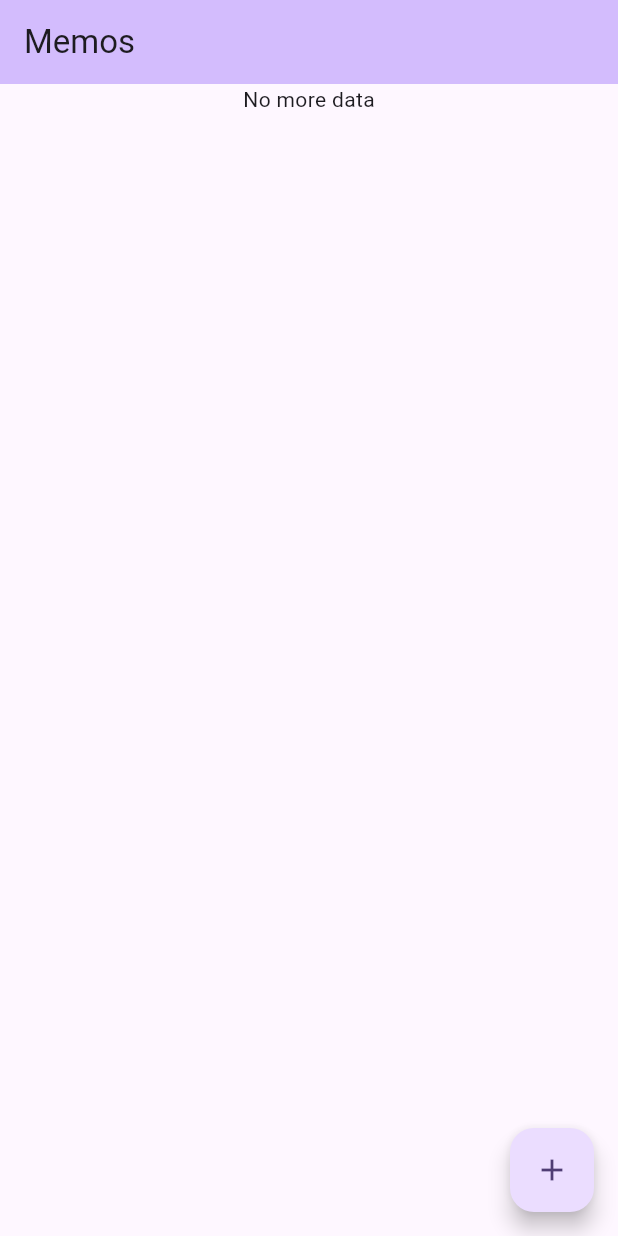
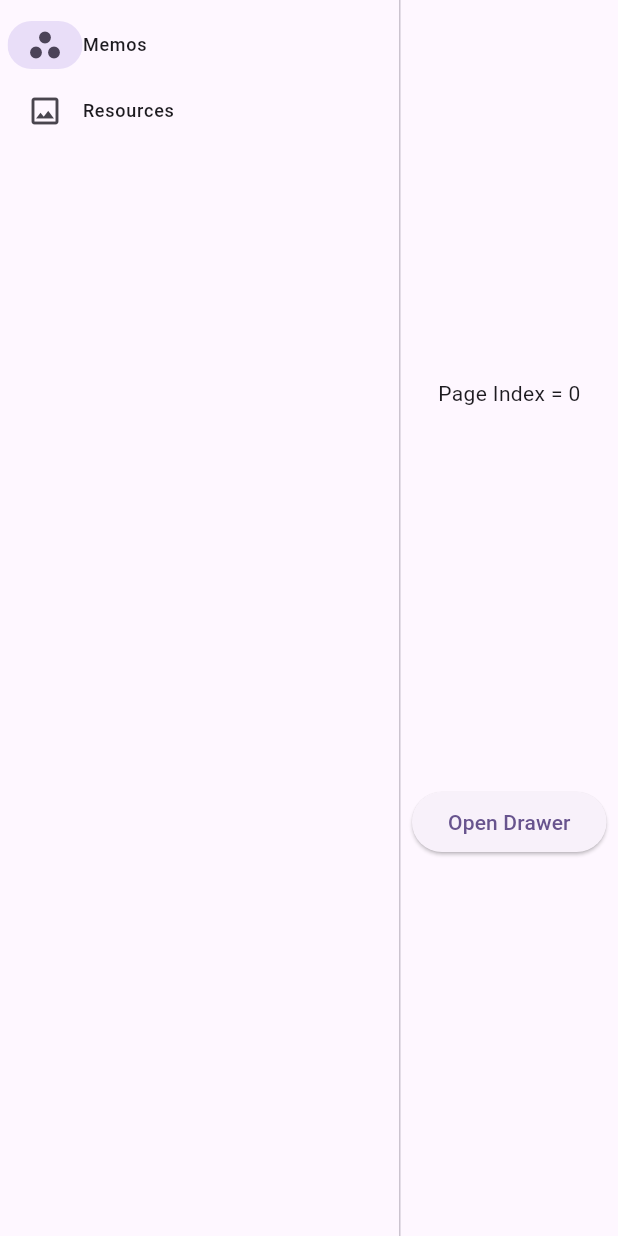
Before and after one commit to sangmingming/fymemos, a Flutter app: the screen it shows after launch, on a phone screen of 412 x 824 dp. Run offline on Flutter 3.47's test engine with Material 3 defaults, Android fonts, the phone set to English and light mode, and no system bars; our stand-ins replace dio, flutter_svg; Roboto replaces fonts that are missing (Noto).

Commit message:
temp commit

```diff
--- a/lib/main.dart
+++ b/lib/main.dart
@@ -1,19 +1,15 @@
 import 'package:flutter/material.dart';
-import 'package:fymemos/model/memos.dart';
 import 'package:fymemos/pages/create_memo_page.dart';
-import 'package:fymemos/widgets/memo.dart';
-import 'package:intl/intl.dart';
-import 'repo/repository.dart';
+import 'package:fymemos/pages/memo_list_page.dart';
+import 'package:fymemos/repo/repository.dart';
 
 void main() {
-  // Intl.defaultLocale = 'zh_CN';
   runApp(const MyApp());
 }
 
 class MyApp extends StatelessWidget {
   const MyApp({super.key});
 
-  // This widget is the root of your application.
   @override
   Widget build(BuildContext context) {
     initDio();
@@ -21,163 +17,124 @@ class MyApp extends StatelessWidget {
     return MaterialApp(
       title: 'Flutter Demo',
       theme: ThemeData(
-        // This is the theme of your application.
-        //
-        // TRY THIS: Try running your application with "flutter run". You'll see
-        // the application has a purple toolbar. Then, without quitting the app,
-        // try changing the seedColor in the colorScheme below to Colors.green
-        // and then invoke "hot reload" (save your changes or press the "hot
-        // reload" button in a Flutter-supported IDE, or press "r" if you used
-        // the command line to start the app).
-        //
-        // Notice that the counter didn't reset back to zero; the application
-        // state is not lost during the reload. To reset the state, use hot
-        // restart instead.
-        //
-        // This works for code too, not just values: Most code changes can be
-        // tested with just a hot reload.
         fontFamily: "Noto",
         colorScheme: ColorScheme.fromSeed(seedColor: Colors.deepPurple),
       ),
-      home: const MyHomePage(title: 'Memos'),
+      home: const NavigationDrawerHomePage(),
     );
   }
 }
 
-class MyHomePage extends StatefulWidget {
-  const MyHomePage({super.key, required this.title});
+class MemoDestination {
+  const MemoDestination(this.label, this.icon, this.selectedIcon);
 
-  // This widget is the home page of your application. It is stateful, meaning
-  // that it has a State object (defined below) that contains fields that affect
-  // how it looks.
+  final String label;
+  final IconData icon;
+  final IconData selectedIcon;
+}
 
-  // This class is the configuration for the state. It holds the values (in this
-  // case the title) provided by the parent (in this case the App widget) and
-  // used by the build method of the State. Fields in a Widget subclass are
-  // always marked "final".
+const List<MemoDestination> destinations = <MemoDestination>[
+  MemoDestination('Memos', Icons.workspaces_outline, Icons.workspaces_filled),
+  MemoDestination('Resources', Icons.image_outlined, Icons.image_rounded),
+];
 
-  final String title;
+class NavigationDrawerHomePage extends StatefulWidget {
+  const NavigationDrawerHomePage({super.key});
 
   @override
-  State<MyHomePage> createState() => _MyHomePageState();
+  State<NavigationDrawerHomePage> createState() =>
+      _NavigationDrawerHomePageState();
 }
 
-class _MyHomePageState extends State<MyHomePage> {
-  List<Memo> memo = List.empty();
-  final ScrollController _scrollController = ScrollController();
-  bool _isLoadingMore = false;
-  String? _nextPageToken;
+class _NavigationDrawerHomePageState extends State<NavigationDrawerHomePage> {
+  final GlobalKey<ScaffoldState> scaffoldKey = GlobalKey<ScaffoldState>();
 
-  @override
-  void initState() {
-    super.initState();
-    loadData();
-    _scrollController.addListener(() {
-      if (_scrollController.position.pixels ==
-          _scrollController.position.maxScrollExtent) {
-        if (!_isLoadingMore && _nextPageToken != null) {
-          _isLoadingMore = true;
-          loadMoreData(_nextPageToken!);
-        }
-      }
+  int screenIndex = 0;
+  late bool showNavigationDrawer;
+
+  void handleScreenChanged(int selectedScreen) {
+    setState(() {
+      screenIndex = selectedScreen;
     });
   }
 
-  Future<void> loadData() async {
-    MemosResponse r = await fetchMemos();
-    if (r.memos != null) {
-      print("${r.nextPageToken}");
-      setState(() {
-        memo = r.memos!;
-        _nextPageToken = r.nextPageToken;
-      });
-    }
-  }
-
-  Future<void> _refreshData() async {
-    await loadData();
-  }
-
-  void loadMoreData(String pageToken) async {
-    if (_nextPageToken == null) return;
-
-    setState(() {
-      _isLoadingMore = true;
-    });
-    MemosResponse r = await fetchMemos(pageToken: pageToken);
-    if (r.memos != null) {
-      print("${r.nextPageToken}");
-      setState(() {
-        memo.addAll(r.memos!);
-        if (r.nextPageToken != null && r.nextPageToken!.isNotEmpty) {
-          _nextPageToken = r.nextPageToken;
-        } else {
-          _nextPageToken = null;
-        }
-        _isLoadingMore = false;
-      });
-    } else {
-      setState(() {
-        _isLoadingMore = false;
-        _nextPageToken = null;
-      });
-    }
-  }
-
-  void _createMemo() async {
-    final newMemo = await Navigator.of(
-      context,
-    ).push<Memo?>(MaterialPageRoute(builder: (context) => CreateMemoPage()));
-    if (newMemo != null) {
-      setState(() {
-        memo.insert(0, newMemo);
-      });
-    }
+  void openDrawer() {
+    scaffoldKey.currentState!.openEndDrawer();
   }
 
   @override
   Widget build(BuildContext context) {
-    // This method is rerun every time setState is called, for instance as done
-    // by the _incrementCounter method above.
-    //
-    // The Flutter framework has been optimized to make rerunning build methods
-    // fast, so that you can just rebuild anything that needs updating rather
-    // than having to individually change instances of widgets.
     return Scaffold(
-      appBar: AppBar(
-        // TRY THIS: Try changing the color here to a specific color (to
-        // Colors.amber, perhaps?) and trigger a hot reload to see the AppBar
-        // change color while the other colors stay the same.
-        backgroundColor: Theme.of(context).colorScheme.inversePrimary,
-        // Here we take the value from the MyHomePage object that was created by
-        // the App.build method, and use it to set our appbar title.
-        title: Text(widget.title),
-      ),
-      body: RefreshIndicator(
-        onRefresh: _refreshData,
-        child: ListView.builder(
-          controller: _scrollController,
-          itemCount: memo.length + 1,
-          itemBuilder: (context, index) {
-            if (index == memo.length) {
-              if (_isLoadingMore) {
-                return Center(child: CircularProgressIndicator());
-              } else if (_nextPageToken == null) {
-                return Center(child: Text('No more data'));
-              } else {
-                return SizedBox.shrink(); // Empty space when not loading more and not at the end
-              }
-            } else {
-              return MemoItem(memo: memo[index]);
-            }
-          },
+      key: scaffoldKey,
+
+      body: SafeArea(
+        bottom: false,
+        top: false,
+        child: Row(
+          children: <Widget>[
+            Padding(
+              padding: const EdgeInsets.symmetric(horizontal: 5),
+              child: NavigationRail(
+                minWidth: 50,
+                extended: true,
+                destinations:
+                    destinations.map((MemoDestination destination) {
+                      return NavigationRailDestination(
+                        label: Text(destination.label),
+                        icon: Icon(destination.icon),
+                        selectedIcon: Icon(destination.selectedIcon),
+                      );
+                    }).toList(),
+                selectedIndex: screenIndex,
+                useIndicator: true,
+                onDestinationSelected: (int index) {
+                  setState(() {
+                    screenIndex = index;
+                  });
+                },
+              ),
+            ),
+            const VerticalDivider(thickness: 1, width: 1),
+            Expanded(
+              child: Column(
+                mainAxisAlignment: MainAxisAlignment.spaceEvenly,
+                children: <Widget>[
+                  Text('Page Index = $screenIndex'),
+                  ElevatedButton(
+                    onPressed: openDrawer,
+                    child: const Text('Open Drawer'),
+                  ),
+                ],
+              ),
+            ),
+          ],
         ),
       ),
-      floatingActionButton: FloatingActionButton(
-        onPressed: _createMemo,
-        tooltip: '创作',
-        child: const Icon(Icons.add),
-      ), // This trailing comma makes auto-formatting nicer for build methods.
+
+      drawer: NavigationDrawer(
+        onDestinationSelected: handleScreenChanged,
+        selectedIndex: screenIndex,
+        children: <Widget>[
+          Padding(
+            padding: const EdgeInsets.fromLTRB(28, 16, 16, 10),
+            child: Text(
+              'Header',
+              style: Theme.of(context).textTheme.titleSmall,
+            ),
+          ),
+          ...destinations.map((MemoDestination destination) {
+            return NavigationDrawerDestination(
+              label: Text(destination.label),
+              icon: Icon(destination.icon),
+              selectedIcon: Icon(destination.selectedIcon),
+            );
+          }),
+          const Padding(
+            padding: EdgeInsets.fromLTRB(28, 16, 28, 10),
+            child: Divider(),
+          ),
+        ],
+      ),
     );
   }
 }
```
Also changed, not shown: lib/pages/memo_list_page.dart (added, +112 -0 lines).
